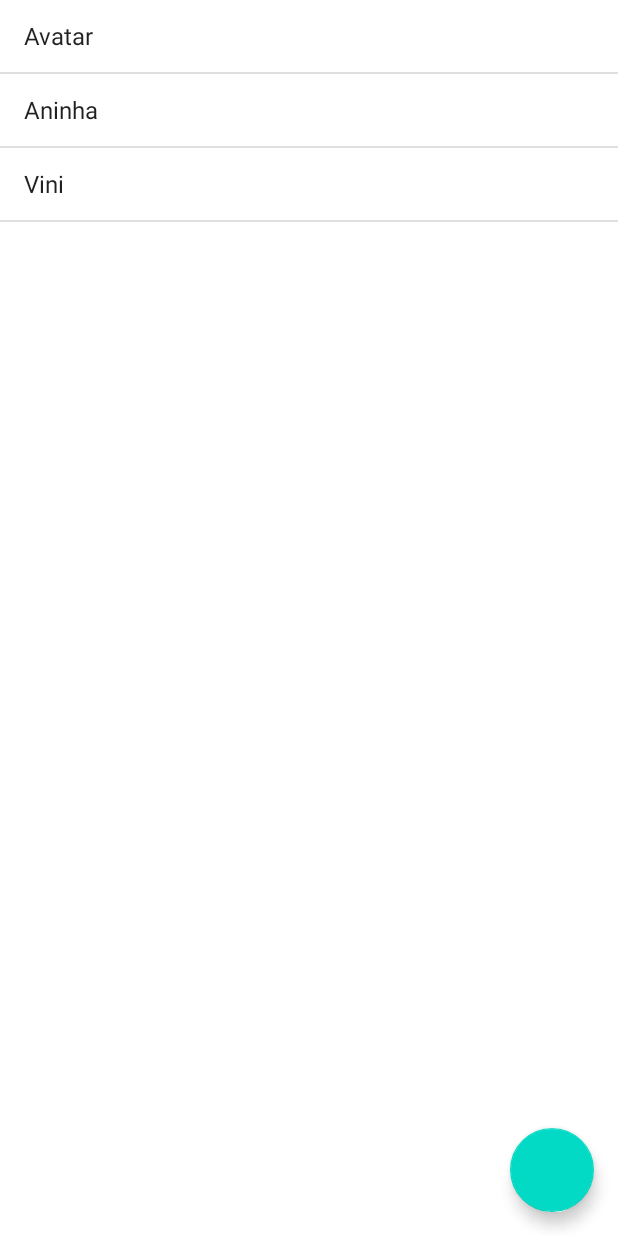
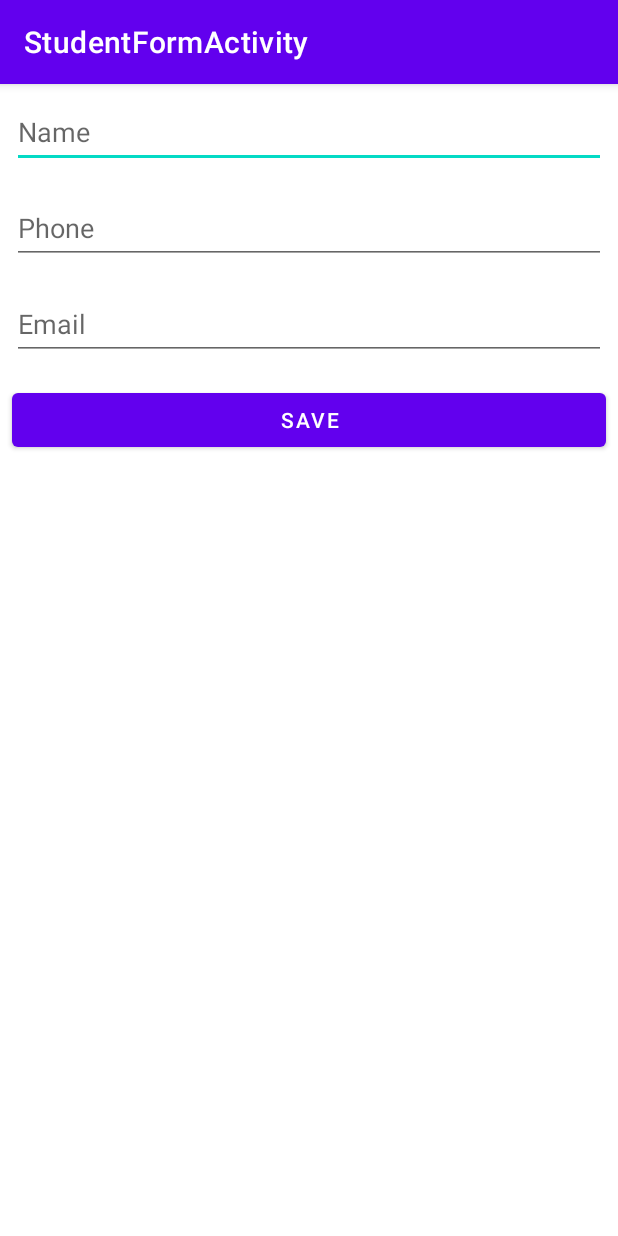
Before and after one commit to avatarrrrr/Schedule, an Android app: the screen it shows after launch (MainActivity before the commit, StudentFormActivity after it), on a phone screen of 412 x 824 dp. Run offline under Robolectric (Android 15) with nearby library versions, the phone set to English and light mode, and no system bars.

Commit message:
[feat] class 4

```diff
--- /dev/null
+++ b/app/src/main/java/br/com/alura/schedule/ui/activity/StudentFormActivity.java
@@ -0,0 +1,16 @@
+package br.com.alura.schedule.ui.activity;
+
+import androidx.appcompat.app.AppCompatActivity;
+
+import android.os.Bundle;
+
+import br.com.alura.schedule.R;
+
+public class StudentFormActivity extends AppCompatActivity {
+
+    @Override
+    protected void onCreate(Bundle savedInstanceState) {
+        super.onCreate(savedInstanceState);
+        setContentView(R.layout.activity_student_form);
+    }
+}
--- a/app/src/main/java/br/com/alura/schedule/MainActivity.java
+++ b/app/src/main/java/br/com/alura/schedule/ui/activity/StudentListActivity.java
@@ -1,28 +1,27 @@
-package br.com.alura.schedule;
+package br.com.alura.schedule.ui.activity;
 
-import android.app.Activity;
 import android.os.Bundle;
-import android.view.View;
 import android.widget.ArrayAdapter;
 import android.widget.ListView;
-import android.widget.TextView;
-import android.widget.Toast;
 
 import androidx.annotation.Nullable;
+import androidx.appcompat.app.AppCompatActivity;
 
-import java.util.ArrayList;
 import java.util.Arrays;
 import java.util.List;
 
-public class MainActivity extends Activity {
+import br.com.alura.schedule.R;
+
+public class StudentListActivity extends AppCompatActivity {
     @Override
     protected void onCreate(@Nullable Bundle savedInstanceState) {
         super.onCreate(savedInstanceState);
-        setContentView(R.layout.activity_main);
+        setContentView(R.layout.activity_student_list);
+        setTitle("Student list 👇🏾");
 
         List<String> students = Arrays.asList(new String[]{"Avatar", "Aninha", "Vini"});
 
-        ListView studentsView = findViewById(R.id.activity_main_students_list);
+        ListView studentsView = findViewById(R.id.activity_students_list_listview);
         studentsView.setAdapter(new ArrayAdapter<>(this, android.R.layout.simple_list_item_1, students));
     }
 }
--- /dev/null
+++ b/app/src/main/res/layout/activity_student_form.xml
@@ -0,0 +1,40 @@
+<?xml version="1.0" encoding="utf-8"?>
+<LinearLayout xmlns:android="http://schemas.android.com/apk/res/android"
+    android:layout_width="match_parent"
+    android:layout_height="match_parent"
+    android:orientation="vertical">
+
+    <EditText
+        android:id="@+id/activity_student_form_name"
+        android:layout_width="match_parent"
+        android:layout_height="48dp"
+        android:layout_margin="8dp"
+        android:hint="Name"
+        android:importantForAutofill="no"
+        android:inputType="textCapWords" />
+
+    <EditText
+        android:id="@+id/activity_student_form_telephone"
+        android:layout_width="match_parent"
+        android:layout_height="48dp"
+        android:layout_margin="8dp"
+        android:hint="Phone"
+        android:importantForAutofill="yes"
+        android:inputType="phone" />
+
+    <EditText
+        android:id="@+id/activity_student_form_email"
+        android:layout_width="match_parent"
+        android:layout_height="48dp"
+        android:layout_margin="8dp"
+        android:hint="Email"
+        android:importantForAutofill="yes"
+        android:inputType="textEmailAddress" />
+
+    <Button
+        android:layout_width="match_parent"
+        android:layout_height="wrap_content"
+        android:layout_margin="8dp"
+        android:text="Save" />
+
+</LinearLayout>
--- a/app/src/main/res/layout/activity_main.xml
+++ b/app/src/main/res/layout/activity_student_list.xml
@@ -1,17 +1,16 @@
 <?xml version="1.0" encoding="utf-8"?>
 <RelativeLayout xmlns:android="http://schemas.android.com/apk/res/android"
-    xmlns:tools="http://schemas.android.com/tools"
     android:id="@+id/relativeLayout"
     android:layout_width="match_parent"
     android:layout_height="match_parent">
 
     <ListView
-        android:id="@+id/activity_main_students_list"
+        android:id="@+id/activity_students_list_listview"
         android:layout_width="match_parent"
         android:layout_height="match_parent" />
 
     <com.google.android.material.floatingactionbutton.FloatingActionButton
-        android:id="@+id/activity_main_fab_add_student"
+        android:id="@+id/activity_students_fab_add_student"
         android:layout_width="wrap_content"
         android:layout_height="wrap_content"
         android:layout_alignParentEnd="true"
@@ -19,6 +18,6 @@
         android:layout_margin="16dp"
         android:clickable="true"
         android:focusable="true"
-        tools:srcCompat="@tools:sample/avatars" />
+        android:src="@drawable/ic_action_new_student" />
 
 </RelativeLayout>
--- a/app/src/main/res/values/strings.xml
+++ b/app/src/main/res/values/strings.xml
@@ -1,3 +1,4 @@
 <resources>
     <string name="app_name">Schedule</string>
+    <string name="title_activity_student_form">StudentFormActivity</string>
 </resources>
--- a/build.gradle
+++ b/build.gradle
@@ -2,4 +2,5 @@
 plugins {
     id 'com.android.application' version '8.0.1' apply false
     id 'com.android.library' version '8.0.1' apply false
+    id 'org.jetbrains.kotlin.android' version '1.7.20' apply false
 }
```
Also changed, not shown: app/build.gradle (+30 -0 lines), app/src/main/AndroidManifest.xml (+16 -2 lines), app/src/main/res/drawable-anydpi/ic_action_new_student.xml (added, +11 -0 lines), app/src/main/res/drawable-hdpi/ic_action_new_student.png (added), app/src/main/res/drawable-mdpi/ic_action_new_student.png (added), app/src/main/res/drawable-xhdpi/ic_action_new_student.png (added), app/src/main/res/drawable-xxhdpi/ic_action_new_student.png (added).
